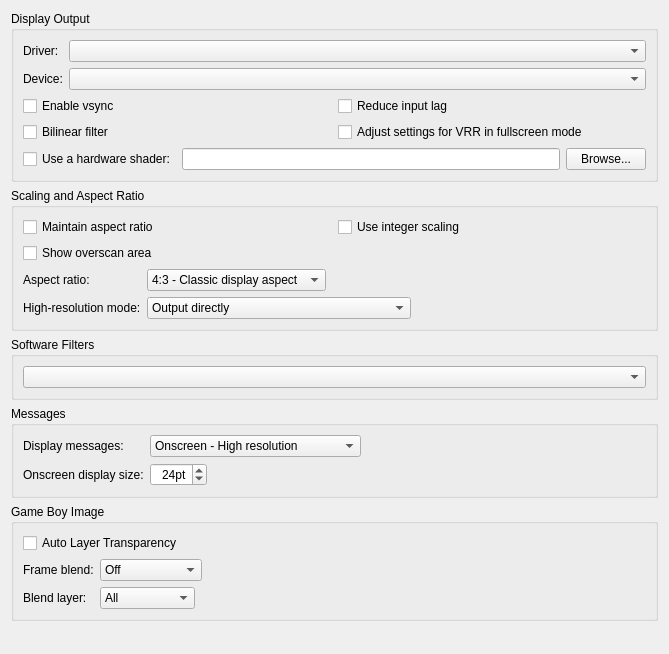
snes9xgit/snes9x, file qt/src/DisplayPanel.ui: the form before one commit.
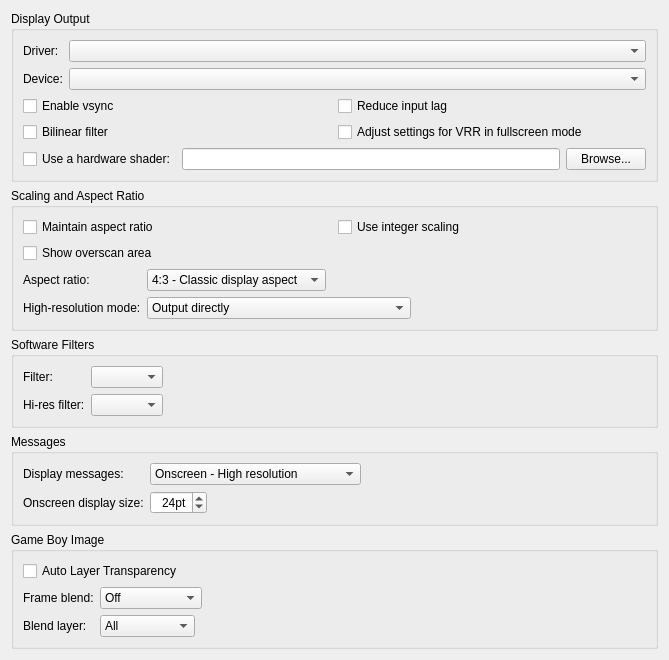
The form after the commit.

Commit message: qt/gtk: add win32-style Output Image Processing filters

Diff of the .ui file:
```diff
--- a/qt/src/DisplayPanel.ui
+++ b/qt/src/DisplayPanel.ui
@@ -315,9 +315,59 @@
      <property name="title">
       <string>Software Filters</string>
      </property>
-     <layout class="QVBoxLayout" name="verticalLayout_4">
-      <item>
-       <widget class="QComboBox" name="comboBox"/>
+     <layout class="QGridLayout" name="gridLayout_software_filter">
+      <item row="0" column="0">
+       <widget class="QLabel" name="label_software_filter">
+        <property name="text">
+         <string>Filter:</string>
+        </property>
+       </widget>
+      </item>
+      <item row="0" column="1">
+       <widget class="QComboBox" name="comboBox_software_filter">
+        <property name="sizePolicy">
+         <sizepolicy hsizetype="Fixed" vsizetype="Fixed">
+          <horstretch>0</horstretch>
+          <verstretch>0</verstretch>
+         </sizepolicy>
+        </property>
+        <property name="toolTip">
+         <string>Process the image on the CPU before display. These are the same filters as the &quot;Output Image Processing&quot; options in the Windows port. For GPU shader-based processing, use a shader preset instead.</string>
+        </property>
+       </widget>
+      </item>
+      <item row="1" column="0">
+       <widget class="QLabel" name="label_software_filter_hires">
+        <property name="text">
+         <string>Hi-res filter:</string>
+        </property>
+       </widget>
+      </item>
+      <item row="1" column="1">
+       <widget class="QComboBox" name="comboBox_software_filter_hires">
+        <property name="sizePolicy">
+         <sizepolicy hsizetype="Fixed" vsizetype="Fixed">
+          <horstretch>0</horstretch>
+          <verstretch>0</verstretch>
+         </sizepolicy>
+        </property>
+        <property name="toolTip">
+         <string>Filter used instead of the one above when the frame is high-resolution (512 pixels wide or interlaced), like the win32 &quot;Hi Res&quot; box. Also applies when the high-resolution mode above is set to &quot;Scale up&quot;.</string>
+        </property>
+       </widget>
+      </item>
+      <item row="0" column="2">
+       <spacer name="horizontalSpacer_software_filter">
+        <property name="orientation">
+         <enum>Qt::Horizontal</enum>
+        </property>
+        <property name="sizeHint" stdset="0">
+         <size>
+          <width>40</width>
+          <height>20</height>
+         </size>
+        </property>
+       </spacer>
       </item>
      </layout>
     </widget>
```
The commit also changes 18 other files.
